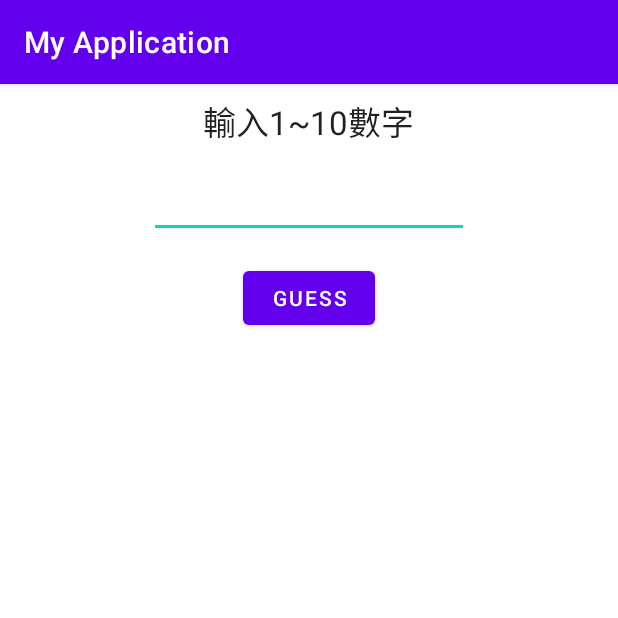
After one commit to talo90015/Review, an Android app: the GuessNumberActivity screen opened directly, with no data from a screen before it, on a phone screen of 412 x 824 dp, the top half of it. The commit adds this screen. Run offline under Robolectric (Android 15) with nearby library versions, the phone set to English and light mode, and no system bars.

Commit message:
Guess number and BMI computer MVVM Demo

```diff
--- a/app/src/main/AndroidManifest.xml
+++ b/app/src/main/AndroidManifest.xml
@@ -10,6 +10,11 @@
         android:supportsRtl="true"
         android:theme="@style/Theme.MyApplication">
         <activity
+            android:name=".GuessNumberActivity"
+            android:exported="true" >
+
+        </activity>
+        <activity
             android:name=".MainActivity"
             android:exported="true">
             <intent-filter>
--- /dev/null
+++ b/app/src/main/java/com/example/myapplication/GuessNumberActivity.kt
@@ -0,0 +1,29 @@
+package com.example.myapplication
+
+import androidx.appcompat.app.AppCompatActivity
+import android.os.Bundle
+import androidx.lifecycle.ViewModelProvider
+import com.example.myapplication.databinding.ActivityGuessNumberBinding
+import kotlinx.android.synthetic.main.activity_guess_number.*
+
+
+class GuessNumberActivity : AppCompatActivity() {
+
+    private lateinit var binding: ActivityGuessNumberBinding
+
+    override fun onCreate(savedInstanceState: Bundle?) {
+        super.onCreate(savedInstanceState)
+        setContentView(R.layout.activity_guess_number)
+        binding = ActivityGuessNumberBinding.inflate(layoutInflater)
+        setContentView(binding.root)
+
+        val viewModel = ViewModelProvider(this)
+            .get(GuessNumberViewModel::class.java)
+        viewModel.message.observe(this, {
+            binding.txtMassage.text = it
+        })
+        btnGuess.setOnClickListener {
+            viewModel.guess(binding.editNumber.text.toString().toInt())
+        }
+    }
+}
--- /dev/null
+++ b/app/src/main/java/com/example/myapplication/GuessNumberViewModel.kt
@@ -0,0 +1,19 @@
+package com.example.myapplication
+
+import androidx.lifecycle.MutableLiveData
+import androidx.lifecycle.ViewModel
+import kotlin.random.Random
+
+class GuessNumberViewModel: ViewModel() {
+    val message = MutableLiveData<String>()
+    private var secret = Random.nextInt(10) + 1
+
+    fun guess(num: Int){
+        val text = when(num - secret){
+            0 -> "答對了"
+            in 1..10 -> "小一點"
+            else -> "大一點"
+        }
+        message.value = text
+    }
+}
--- /dev/null
+++ b/app/src/main/res/layout/activity_guess_number.xml
@@ -0,0 +1,55 @@
+<?xml version="1.0" encoding="utf-8"?>
+<androidx.constraintlayout.widget.ConstraintLayout xmlns:android="http://schemas.android.com/apk/res/android"
+    xmlns:app="http://schemas.android.com/apk/res-auto"
+    xmlns:tools="http://schemas.android.com/tools"
+    android:layout_width="match_parent"
+    android:layout_height="match_parent"
+    tools:context=".GuessNumberActivity">
+
+    <TextView
+        android:id="@+id/textView3"
+        android:layout_width="wrap_content"
+        android:layout_height="wrap_content"
+        android:layout_marginTop="8dp"
+        android:text="@string/txt_input1to10"
+        android:textAppearance="@style/TextAppearance.AppCompat.Large"
+        app:layout_constraintBottom_toBottomOf="parent"
+        app:layout_constraintEnd_toEndOf="parent"
+        app:layout_constraintHorizontal_bias="0.498"
+        app:layout_constraintStart_toStartOf="parent"
+        app:layout_constraintTop_toTopOf="parent"
+        app:layout_constraintVertical_bias="0.0" />
+
+    <EditText
+        android:id="@+id/editNumber"
+        android:layout_width="wrap_content"
+        android:layout_height="wrap_content"
+        android:layout_marginTop="16dp"
+        android:ems="10"
+        android:inputType="numberDecimal"
+        app:layout_constraintEnd_toEndOf="@+id/textView3"
+        app:layout_constraintStart_toStartOf="@+id/textView3"
+        app:layout_constraintTop_toBottomOf="@+id/textView3" />
+
+    <Button
+        android:id="@+id/btnGuess"
+        android:layout_width="wrap_content"
+        android:layout_height="wrap_content"
+        android:layout_marginTop="16dp"
+        android:text="@string/txt_guess"
+        app:layout_constraintEnd_toEndOf="@+id/editNumber"
+        app:layout_constraintStart_toStartOf="@+id/editNumber"
+        app:layout_constraintTop_toBottomOf="@+id/editNumber" />
+
+    <TextView
+        android:id="@+id/txtMassage"
+        android:layout_width="wrap_content"
+        android:layout_height="wrap_content"
+        android:layout_marginTop="8dp"
+        android:text=""
+        android:textStyle="bold"
+        android:background="#CDDC39"
+        app:layout_constraintEnd_toEndOf="@+id/btnGuess"
+        app:layout_constraintStart_toStartOf="@+id/btnGuess"
+        app:layout_constraintTop_toBottomOf="@+id/btnGuess" />
+</androidx.constraintlayout.widget.ConstraintLayout>
--- /dev/null
+++ b/app/src/main/res/values-night/strings.xml
@@ -0,0 +1,5 @@
+<?xml version="1.0" encoding="utf-8"?>
+<resources>
+    <string name="txt_guess">Guess</string>
+    <string name="txt_input1to10">輸入1~10數字</string>
+</resources>
--- a/app/src/main/res/values/strings.xml
+++ b/app/src/main/res/values/strings.xml
@@ -4,4 +4,6 @@
     <string name="txt_height">Height</string>
     <string name="txt_calculateBmi">Calculate BMI</string>
     <string name="txt_help">Help</string>
+    <string name="txt_guess">Guess</string>
+    <string name="txt_input1to10">輸入1~10數字</string>
 </resources>
--- a/build.gradle
+++ b/build.gradle
@@ -6,7 +6,7 @@ buildscript {
     }
     dependencies {
         classpath "com.android.tools.build:gradle:7.0.3"
-        classpath "org.jetbrains.kotlin:kotlin-gradle-plugin:1.5.31"
+        classpath 'org.jetbrains.kotlin:kotlin-gradle-plugin:1.6.0'
 
         // NOTE: Do not place your application dependencies here; they belong
         // in the individual module build.gradle files
```
Also changed, not shown: app/build.gradle (+8 -0 lines), app/src/main/java/com/example/myapplication/MainActivity.kt (+14 -11 lines), app/src/main/java/com/example/myapplication/MainActivityViewModel.kt (added, +21 -0 lines), app/src/main/res/layout/activity_main.xml (+13 -0 lines), 1 other file.
